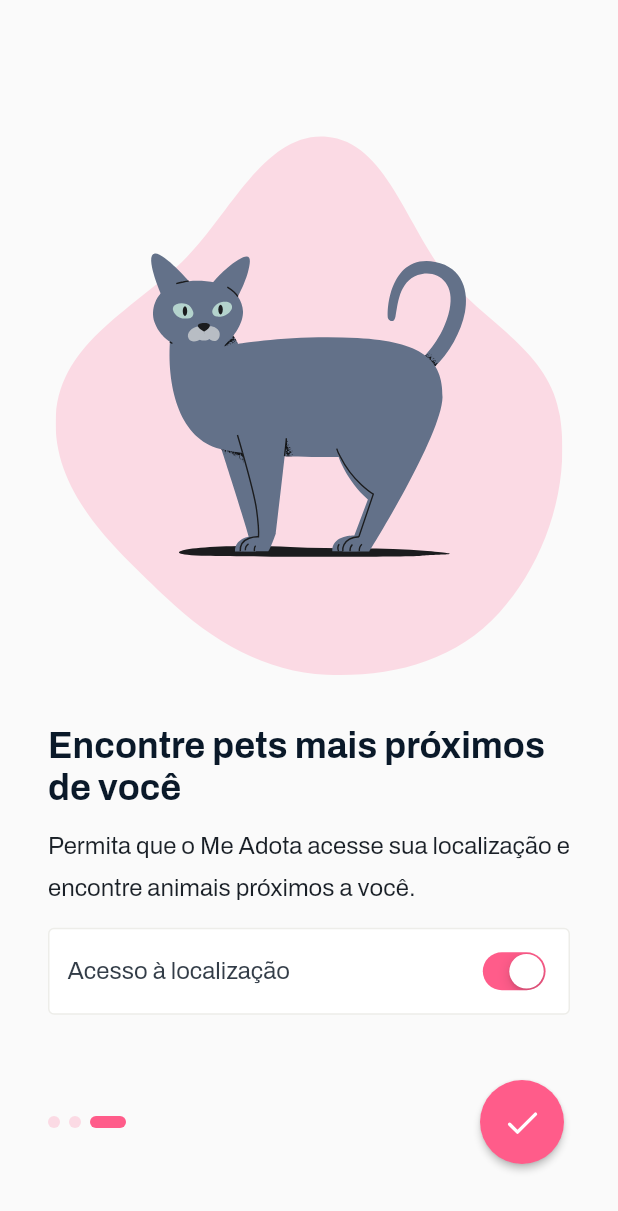
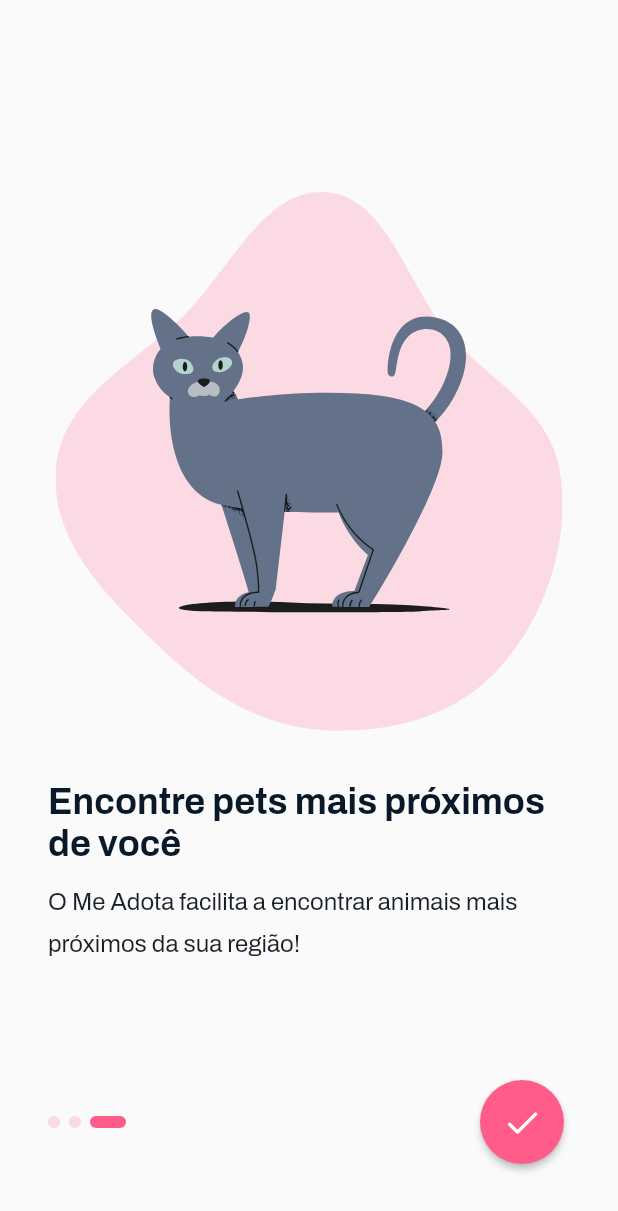
Before and after one commit to vitorpedeo/me_adota, a Flutter app: the screen it shows after launch, swiped to page 3, on a phone screen of 412 x 824 dp. Shown: the top 1211 px of the screen. Run offline on Flutter 3.47's test engine with Material 2 defaults, Android fonts, the phone set to English and light mode, and no system bars; our stand-ins replace flutter_svg, go_router, phosphor_flutter, shared_preferences.

```diff
--- a/lib/src/modules/home/pages/home_page.dart
+++ b/lib/src/modules/home/pages/home_page.dart
@@ -15,9 +15,6 @@ class _HomePageState extends State<HomePage> {
   @override
   void initState() {
     super.initState();
-
-    final controller = context.read<HomeController>();
-    controller.loadHome();
   }
 
   @override
--- a/lib/src/modules/home/providers/home_provider.dart
+++ b/lib/src/modules/home/providers/home_provider.dart
@@ -7,7 +7,7 @@ class HomeProvider {
     ChangeNotifierProvider<HomeController>(
       create: (context) => HomeController(
         localizationController: context.read(),
-      ),
+      )..loadHome(),
     ),
   ];
 }
--- a/lib/src/modules/onboard/controllers/onboard_controller.dart
+++ b/lib/src/modules/onboard/controllers/onboard_controller.dart
@@ -1,13 +1,9 @@
 import 'package:flutter/material.dart';
-import 'package:geolocator/geolocator.dart';
 import 'package:me_adota/src/core/services/local_storage_service.dart';
 import 'package:me_adota/src/modules/onboard/models/onboarding_content_model.dart';
-import 'package:me_adota/src/modules/onboard/widgets/localization_switcher.dart';
-import 'package:me_adota/src/shared/controllers/localization_controller.dart';
 import 'package:me_adota/src/shared/styles/svgs.dart';
 
 class OnboardController extends ChangeNotifier {
-  final LocalizationController localizationController;
   final PageController _pageController = PageController(
     initialPage: 0,
   );
@@ -27,29 +23,19 @@ class OnboardController extends ChangeNotifier {
     OnboardingContent(
       title: 'Encontre pets mais próximos de você',
       description:
-          'Permita que o Me Adota acesse sua localização e encontre animais próximos a você.',
+          'O Me Adota facilita a encontrar animais mais próximos da sua região!',
       image: AppSvgs.cat1,
-      extraWidget: Column(
-        crossAxisAlignment: CrossAxisAlignment.start,
-        children: const [
-          SizedBox(
-            height: 16,
-          ),
-          LocalizationSwitcher(),
-        ],
-      ),
     ),
   ];
   int _currentPageIndex = 0;
 
-  OnboardController({required this.localizationController});
+  OnboardController();
 
   PageController get pageController => _pageController;
   List<OnboardingContent> get onboardContentList => _onboardContentList;
   int get currentPageIndex => _currentPageIndex;
   int get pagesQuantity => _onboardContentList.length;
   bool get isLastPage => _currentPageIndex == _onboardContentList.length - 1;
-  bool get isLocalizationEnabled => localizationController.isPermissionEnabled;
 
   void changePage(int newPage) {
     _currentPageIndex = newPage;
@@ -64,21 +50,6 @@ class OnboardController extends ChangeNotifier {
     notifyListeners();
   }
 
-  Future<bool> canSkipOnboard() async {
-    final LocationPermission status = await Geolocator.checkPermission();
-
-    if ((status == LocationPermission.denied ||
-            status == LocationPermission.deniedForever) &&
-        localizationController.permissionDeniedCount < 1) {
-      return false;
-    } else {
-      await updateFirstTimeAccess(
-        value: false,
-      );
-      return true;
-    }
-  }
-
   Future<void> updateFirstTimeAccess({bool? value}) async {
     await LocalStorageService.setBool(Keys.isFirstTime, value ?? false);
   }
--- a/lib/src/modules/onboard/pages/onboard_page.dart
+++ b/lib/src/modules/onboard/pages/onboard_page.dart
@@ -3,37 +3,10 @@ import 'package:me_adota/src/modules/onboard/widgets/next_page_button.dart';
 import 'package:me_adota/src/modules/onboard/widgets/page_indicator.dart';
 import 'package:me_adota/src/modules/onboard/widgets/page_slider.dart';
 import 'package:me_adota/src/modules/onboard/widgets/skip_button.dart';
-import 'package:me_adota/src/shared/controllers/localization_controller.dart';
 import 'package:me_adota/src/shared/styles/theme.dart';
-import 'package:provider/provider.dart';
 
-class OnboardPage extends StatefulWidget {
+class OnboardPage extends StatelessWidget {
   const OnboardPage({super.key});
-
-  @override
-  State<OnboardPage> createState() => _OnboardPageState();
-}
-
-class _OnboardPageState extends State<OnboardPage> with WidgetsBindingObserver {
-  @override
-  void initState() {
-    super.initState();
-    WidgetsBinding.instance.addObserver(this);
-  }
-
-  @override
-  void didChangeAppLifecycleState(AppLifecycleState state) {
-    if (state == AppLifecycleState.resumed) {
-      final controller = context.read<LocalizationController>();
-      controller.checkPermission();
-    }
-  }
-
-  @override
-  void dispose() {
-    WidgetsBinding.instance.removeObserver(this);
-    super.dispose();
-  }
 
   @override
   Widget build(BuildContext context) {
--- a/lib/src/modules/onboard/providers/onboard_provider.dart
+++ b/lib/src/modules/onboard/providers/onboard_provider.dart
@@ -5,9 +5,7 @@ import 'package:provider/single_child_widget.dart';
 class OnboardProvider {
   static final List<SingleChildWidget> all = [
     ChangeNotifierProvider<OnboardController>(
-      create: (context) => OnboardController(
-        localizationController: context.read(),
-      ),
+      create: (context) => OnboardController(),
     ),
   ];
 }
--- a/lib/src/modules/onboard/widgets/localization_switcher.dart
+++ /dev/null
@@ -1,57 +0,0 @@
-import 'package:flutter/cupertino.dart';
-import 'package:me_adota/src/shared/controllers/localization_controller.dart';
-import 'package:me_adota/src/shared/styles/theme.dart';
-import 'package:provider/provider.dart';
-
-class LocalizationSwitcher extends StatelessWidget {
-  const LocalizationSwitcher({super.key});
-
-  @override
-  Widget build(BuildContext context) {
-    return Container(
-      padding: const EdgeInsets.all(
-        12,
-      ),
-      width: double.infinity,
-      decoration: BoxDecoration(
-        color: AppTheme.white,
-        border: Border.all(
-          color: AppTheme.gray,
-          width: 1,
-        ),
-        borderRadius: BorderRadius.circular(
-          4,
-        ),
-      ),
-      child: Row(
-        mainAxisAlignment: MainAxisAlignment.spaceBetween,
-        children: [
-          Text(
-            'Acesso à localização',
-            style: AppTheme.bodyRegular.copyWith(
-              color: AppTheme.bodySecondaryText,
-              height: 1,
-            ),
-          ),
-          SizedBox(
-            height: 32,
-            child: FittedBox(
-              fit: BoxFit.contain,
-              child: Consumer<LocalizationController>(
-                builder: (context, controller, child) {
-                  return CupertinoSwitch(
-                    activeColor: AppTheme.pink,
-                    value: controller.isPermissionEnabled,
-                    onChanged: (newValue) {
-                      controller.handleLocalizationToggle(newValue);
-                    },
-                  );
-                },
-              ),
-            ),
-          ),
-        ],
-      ),
-    );
-  }
-}
--- a/pubspec.yaml
+++ b/pubspec.yaml
@@ -15,7 +15,6 @@ dependencies:
   provider: ^6.0.5
   phosphor_flutter: ^2.0.0
   go_router: ^7.0.1
-  geolocator: ^9.0.2
   shared_preferences: ^2.1.1
 
 dev_dependencies:
```
Also changed, not shown: lib/src/modules/home/controllers/home_controller.dart (+6 -4 lines), lib/src/modules/onboard/utils/show_localization_warning.dart (deleted, +0 -57 lines), lib/src/modules/onboard/widgets/next_page_button.dart (+4 -9 lines), lib/src/modules/onboard/widgets/skip_button.dart (+4 -9 lines), lib/src/shared/controllers/localization_controller.dart (+6 -66 lines), pubspec.lock, 1 other file.
